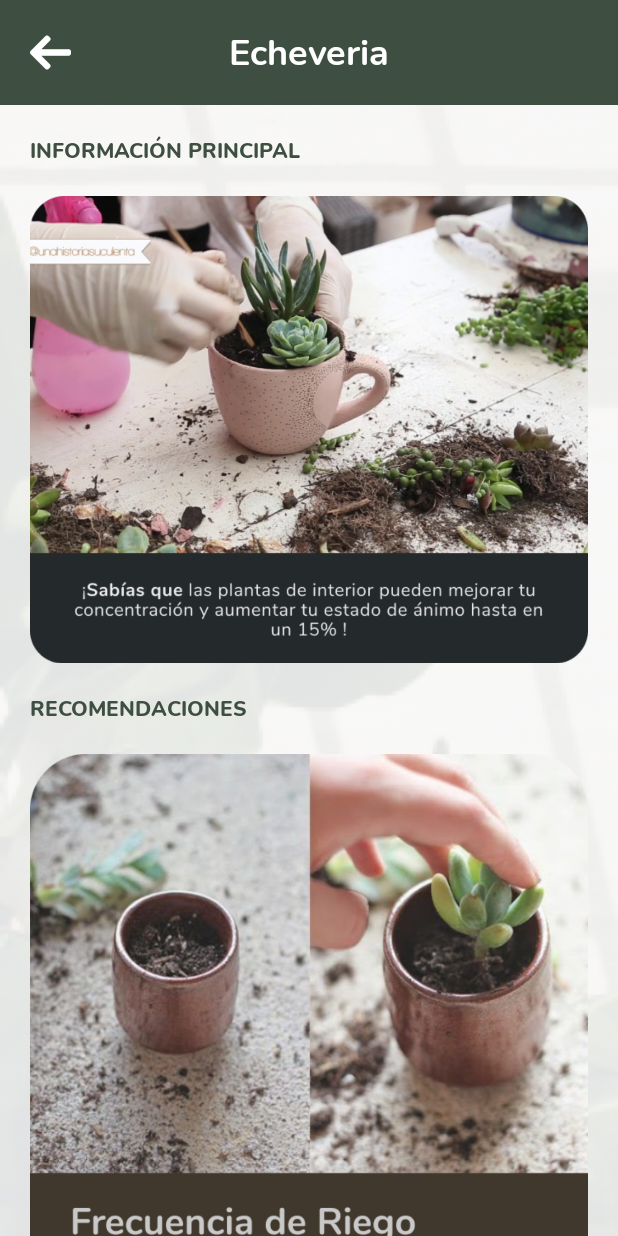
After one commit to MateoValenciaGaviria/LenaApp, an Android app: the PlantInformationActivity screen opened directly, with no data from a screen before it, on a phone screen of 412 x 824 dp. The commit adds this screen. Run offline under Robolectric (Android 15) with nearby library versions, the phone set to English and light mode, and no system bars.

Commit message:
Plant information activity added (visual)

```diff
--- a/app/src/main/AndroidManifest.xml
+++ b/app/src/main/AndroidManifest.xml
@@ -11,9 +11,9 @@
         android:roundIcon="@mipmap/ic_launcher"
         android:supportsRtl="true"
         android:theme="@style/Theme.Lena">
-        <activity android:name=".WorkingDayActivity"></activity>
-        <activity android:name=".HomeActivity">
-        </activity>
+        <activity android:name=".PlantInformationActivity"></activity>
+        <activity android:name=".WorkingDayActivity" />
+        <activity android:name=".HomeActivity"></activity>
         <activity android:name=".RegisterActivity" />
         <activity android:name=".LoginActivity" />
         <activity
--- /dev/null
+++ b/app/src/main/java/com/example/lena/PlantInformationActivity.java
@@ -0,0 +1,31 @@
+package com.example.lena;
+
+import androidx.appcompat.app.AppCompatActivity;
+
+import android.os.Bundle;
+import android.view.View;
+import android.widget.ImageButton;
+
+public class PlantInformationActivity extends AppCompatActivity implements View.OnClickListener {
+
+    private ImageButton backBtn;
+
+    @Override
+    protected void onCreate(Bundle savedInstanceState) {
+        super.onCreate(savedInstanceState);
+        setContentView(R.layout.activity_plant_information);
+
+        backBtn = findViewById(R.id.plantInformationBackBtn);
+
+        backBtn.setOnClickListener(this);
+    }
+
+    @Override
+    public void onClick(View v) {
+        switch (v.getId()) {
+            case R.id.plantInformationBackBtn:
+                finish();
+                break;
+        }
+    }
+}
--- a/app/src/main/java/com/example/lena/PlantsCareFragment.java
+++ b/app/src/main/java/com/example/lena/PlantsCareFragment.java
@@ -1,5 +1,6 @@
 package com.example.lena;
 
+import android.content.Intent;
 import android.os.Bundle;
 
 import androidx.fragment.app.Fragment;
@@ -7,6 +8,7 @@ import androidx.fragment.app.Fragment;
 import android.view.LayoutInflater;
 import android.view.View;
 import android.view.ViewGroup;
+import android.widget.ImageView;
 
 import com.example.lena.model.User;
 import com.google.firebase.auth.FirebaseAuth;
@@ -14,11 +16,13 @@ import com.google.firebase.auth.FirebaseUser;
 import com.google.firebase.firestore.DocumentSnapshot;
 import com.google.firebase.firestore.FirebaseFirestore;
 
-public class PlantsCareFragment extends Fragment {
+public class PlantsCareFragment extends Fragment implements View.OnClickListener {
 
     private View root;
 
     private User myUser;
+
+    private ImageView imageClickable;
 
     private FirebaseAuth auth;
     private FirebaseFirestore firestore;
@@ -40,6 +44,10 @@ public class PlantsCareFragment extends Fragment {
         // Inflate the layout for this fragment
         root = inflater.inflate(R.layout.fragment_plants_care, container, false);
 
+        imageClickable = root.findViewById(R.id.plantsImageClickable);
+
+        imageClickable.setOnClickListener(this);
+
         firestore = FirebaseFirestore.getInstance();
         auth = FirebaseAuth.getInstance();
 
@@ -49,4 +57,14 @@ public class PlantsCareFragment extends Fragment {
     public void setUser(User user){
         this.myUser = user;
     }
+
+    @Override
+    public void onClick(View v) {
+        switch (v.getId()){
+            case R.id.plantsImageClickable:
+                Intent i = new Intent(getContext(), PlantInformationActivity.class);
+                startActivity(i);
+                break;
+        }
+    }
 }
--- /dev/null
+++ b/app/src/main/res/layout/activity_plant_information.xml
@@ -0,0 +1,118 @@
+<?xml version="1.0" encoding="utf-8"?>
+<androidx.constraintlayout.widget.ConstraintLayout xmlns:android="http://schemas.android.com/apk/res/android"
+    xmlns:app="http://schemas.android.com/apk/res-auto"
+    xmlns:tools="http://schemas.android.com/tools"
+    android:layout_width="match_parent"
+    android:layout_height="match_parent"
+    tools:context=".PlantInformationActivity">
+
+    <androidx.constraintlayout.widget.ConstraintLayout
+        android:id="@+id/constraintLayout11"
+        android:layout_width="match_parent"
+        android:layout_height="70dp"
+        android:background="@color/dark_green"
+        app:layout_constraintEnd_toEndOf="parent"
+        app:layout_constraintStart_toStartOf="parent"
+        app:layout_constraintTop_toTopOf="parent">
+
+        <TextView
+            android:id="@+id/textView28"
+            android:layout_width="wrap_content"
+            android:layout_height="wrap_content"
+            android:fontFamily="@font/nunito_bold"
+            android:text="Echeveria"
+            android:textColor="@color/white"
+            android:textSize="24sp"
+            app:layout_constraintBottom_toBottomOf="parent"
+            app:layout_constraintEnd_toEndOf="parent"
+            app:layout_constraintStart_toStartOf="parent"
+            app:layout_constraintTop_toTopOf="parent" />
+
+        <ImageButton
+            android:id="@+id/plantInformationBackBtn"
+            android:layout_width="27dp"
+            android:layout_height="27dp"
+            android:layout_marginStart="20dp"
+            android:background="#00FFFFFF"
+            android:scaleType="fitCenter"
+            app:layout_constraintBottom_toBottomOf="parent"
+            app:layout_constraintStart_toStartOf="parent"
+            app:layout_constraintTop_toTopOf="parent"
+            app:srcCompat="@drawable/ic_back_arrow" />
+    </androidx.constraintlayout.widget.ConstraintLayout>
+
+    <androidx.constraintlayout.widget.ConstraintLayout
+        android:layout_width="0dp"
+        android:layout_height="0dp"
+        app:layout_constraintBottom_toBottomOf="parent"
+        app:layout_constraintEnd_toEndOf="parent"
+        app:layout_constraintStart_toStartOf="parent"
+        app:layout_constraintTop_toBottomOf="@+id/constraintLayout11">
+
+        <ImageView
+            android:id="@+id/imageView20"
+            android:layout_width="0dp"
+            android:layout_height="0dp"
+            android:alpha=".1"
+            android:scaleType="centerCrop"
+            app:layout_constraintBottom_toBottomOf="parent"
+            app:layout_constraintEnd_toEndOf="parent"
+            app:layout_constraintStart_toStartOf="parent"
+            app:layout_constraintTop_toTopOf="parent"
+            app:srcCompat="@drawable/background_img" />
+    </androidx.constraintlayout.widget.ConstraintLayout>
+
+    <ScrollView
+        android:layout_width="0dp"
+        android:layout_height="0dp"
+        android:layout_marginStart="20dp"
+        android:layout_marginEnd="20dp"
+        android:scrollbars="none"
+        app:layout_constraintBottom_toBottomOf="parent"
+        app:layout_constraintEnd_toEndOf="parent"
+        app:layout_constraintStart_toStartOf="parent"
+        app:layout_constraintTop_toBottomOf="@+id/constraintLayout11">
+
+        <LinearLayout
+            android:layout_width="match_parent"
+            android:layout_height="wrap_content"
+            android:orientation="vertical">
+
+            <TextView
+                android:id="@+id/textView36"
+                android:layout_width="match_parent"
+                android:layout_height="wrap_content"
+                android:layout_marginTop="20dp"
+                android:fontFamily="@font/nunito_extrabold"
+                android:text="INFORMACIÓN PRINCIPAL"
+                android:textColor="@color/dark_green" />
+
+            <ImageView
+                android:id="@+id/imageView21"
+                android:layout_width="match_parent"
+                android:layout_height="wrap_content"
+                android:layout_marginTop="20dp"
+                android:adjustViewBounds="true"
+                android:scaleType="centerCrop"
+                app:srcCompat="@drawable/echeveria" />
+
+            <TextView
+                android:id="@+id/textView37"
+                android:layout_width="match_parent"
+                android:layout_height="wrap_content"
+                android:layout_marginTop="20dp"
+                android:fontFamily="@font/nunito_extrabold"
+                android:text="RECOMENDACIONES"
+                android:textColor="@color/dark_green" />
+
+            <ImageView
+                android:id="@+id/imageView22"
+                android:layout_width="match_parent"
+                android:layout_height="wrap_content"
+                android:layout_marginTop="20dp"
+                android:layout_marginBottom="40dp"
+                android:adjustViewBounds="true"
+                app:srcCompat="@drawable/echeveriagroup" />
+        </LinearLayout>
+    </ScrollView>
+</androidx.constraintlayout.widget.ConstraintLayout>
--- a/app/src/main/res/layout/fragment_plants_care.xml
+++ b/app/src/main/res/layout/fragment_plants_care.xml
@@ -141,7 +141,7 @@
                         android:scrollbarSize="0dp">
 
                         <ImageView
-                            android:id="@+id/imageView13"
+                            android:id="@+id/plantsImageClickable"
                             android:layout_width="match_parent"
                             android:layout_height="wrap_content"
                             android:adjustViewBounds="true"
```
Also changed, not shown: app/src/main/res/drawable/echeveria.png (added), app/src/main/res/drawable/echeveriagroup.png (added).
